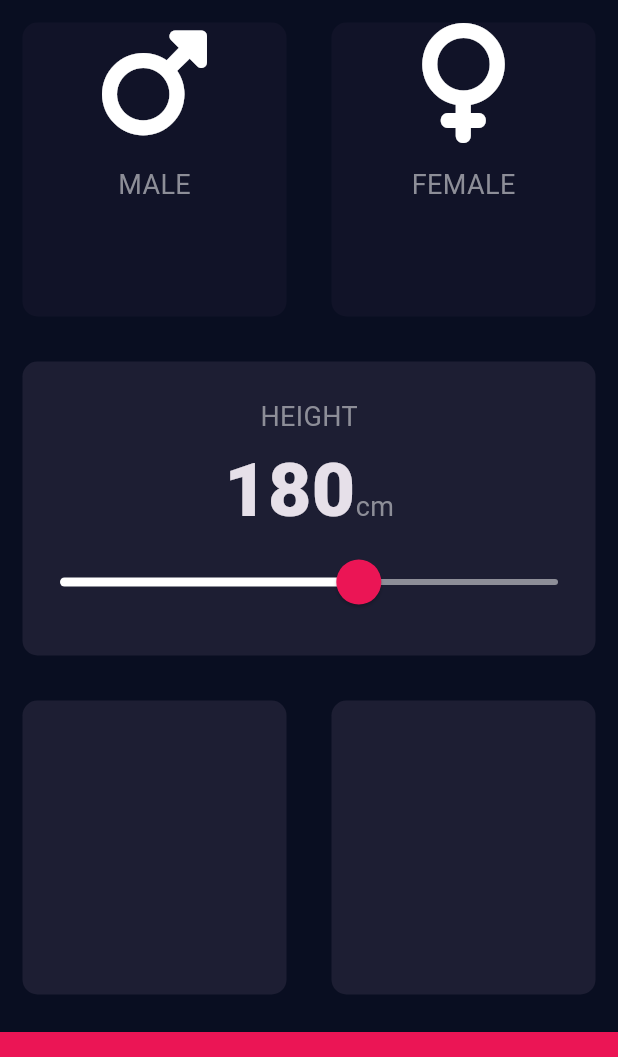
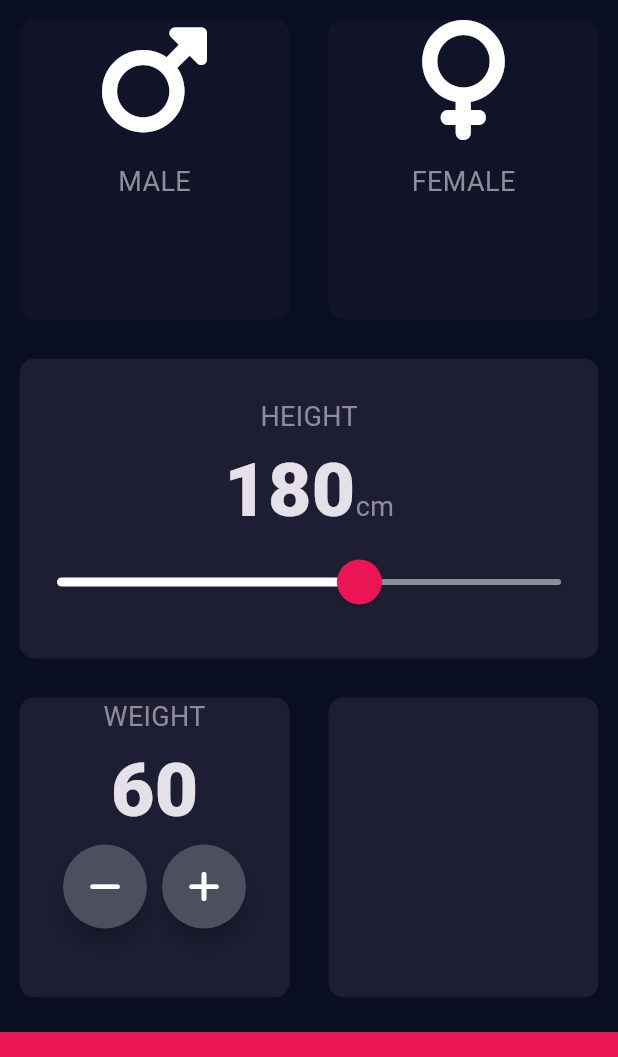
Before and after one commit to fentahunM/bmi_calculator, a Flutter app: the screen it shows after launch, on a phone screen of 412 x 824 dp, the part 84-1141 px from its top. Run offline on Flutter 3.47's test engine with Material 3 defaults, Android fonts, the phone set to English and light mode, and no system bars; our stand-ins replace font_awesome_flutter.

Commit message:
create reusable rounded icon button and use it in weight card

```diff
--- a/lib/input_page.dart
+++ b/lib/input_page.dart
@@ -16,6 +16,7 @@ class InputPage extends StatefulWidget {
 class _InputPageState extends State<InputPage> {
   Gender? selectedGender;
   int height = 180;
+  int weight = 60;
 
   @override
   Widget build(BuildContext context) {
@@ -93,7 +94,8 @@ class _InputPageState extends State<InputPage> {
                       thumbShape:
                           const RoundSliderThumbShape(enabledThumbRadius: 15),
                       overlayShape:
-                            const RoundSliderOverlayShape(overlayRadius: 25)),
+                          const RoundSliderOverlayShape(overlayRadius: 25),
+                    ),
                     child: Slider(
                       value: height.toDouble(),
                       min: 120.0,
@@ -109,14 +111,54 @@ class _InputPageState extends State<InputPage> {
               ),
             ),
           ),
-          const Expanded(
+          Expanded(
             child: Row(
               children: [
                 Expanded(
-                  child: ReusableCard(colour: kActiveCardColor),
+                  child: ReusableCard(
+                    colour: kActiveCardColor,
+                    childCard: Column(
+                      children: [
+                        const Text(
+                          'WEIGHT',
+                          style: kLabelTextStyle,
                         ),
-                Expanded(
-                  child: ReusableCard(colour: kActiveCardColor),
+                        Text(
+                          weight.toString(),
+                          style: kNumberTextStyle,
+                        ),
+                        Row(
+                          mainAxisAlignment: MainAxisAlignment.center,
+                          children: [
+                            RoundedIconButton(
+                              icon: FontAwesomeIcons.minus,
+                              onPress: () {
+                                setState(() {
+                                  weight--;
+                                });
+                              },
+                            ),
+                            const SizedBox(
+                              width: 10,
+                            ),
+                            RoundedIconButton(
+                              icon: FontAwesomeIcons.plus,
+                              onPress: () {
+                                setState(() {
+                                  weight++;
+                                });
+                              },
+                            ),
+                          ],
+                        ),
+                      ],
+                    ),
+                  ),
+                ),
+                const Expanded(
+                  child: ReusableCard(
+                    colour: kActiveCardColor,
+                  ),
                 ),
               ],
             ),
@@ -131,3 +173,23 @@ class _InputPageState extends State<InputPage> {
     );
   }
 }
+
+class RoundedIconButton extends StatelessWidget {
+  const RoundedIconButton(
+      {super.key, required this.icon, required this.onPress});
+
+  final IconData icon;
+  final Function() onPress;
+
+  @override
+  Widget build(BuildContext context) {
+    return RawMaterialButton(
+      onPressed: onPress,
+      constraints: const BoxConstraints.tightFor(width: 56, height: 56),
+      elevation: 6,
+      fillColor: const Color(0XFF4C4F5E),
+      shape: const CircleBorder(),
+      child: Icon(icon),
+    );
+  }
+}
--- a/lib/reusable_card.dart
+++ b/lib/reusable_card.dart
@@ -12,7 +12,7 @@ class ReusableCard extends StatelessWidget {
     return GestureDetector(
       onTap: onPress,
       child: Container(
-        margin: const EdgeInsets.all(15),
+        margin: const EdgeInsets.all(13),
         decoration: BoxDecoration(
           color: colour,
           borderRadius: BorderRadius.circular(10),
```
Lines whose indentation alone changed are shown as unchanged.
